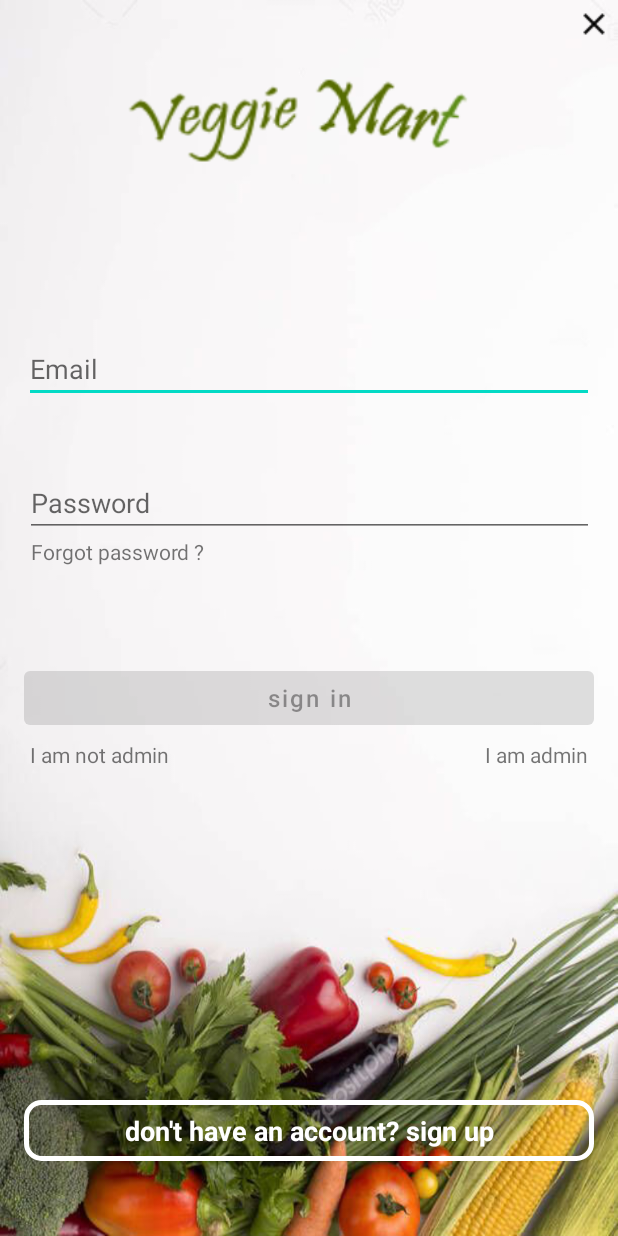
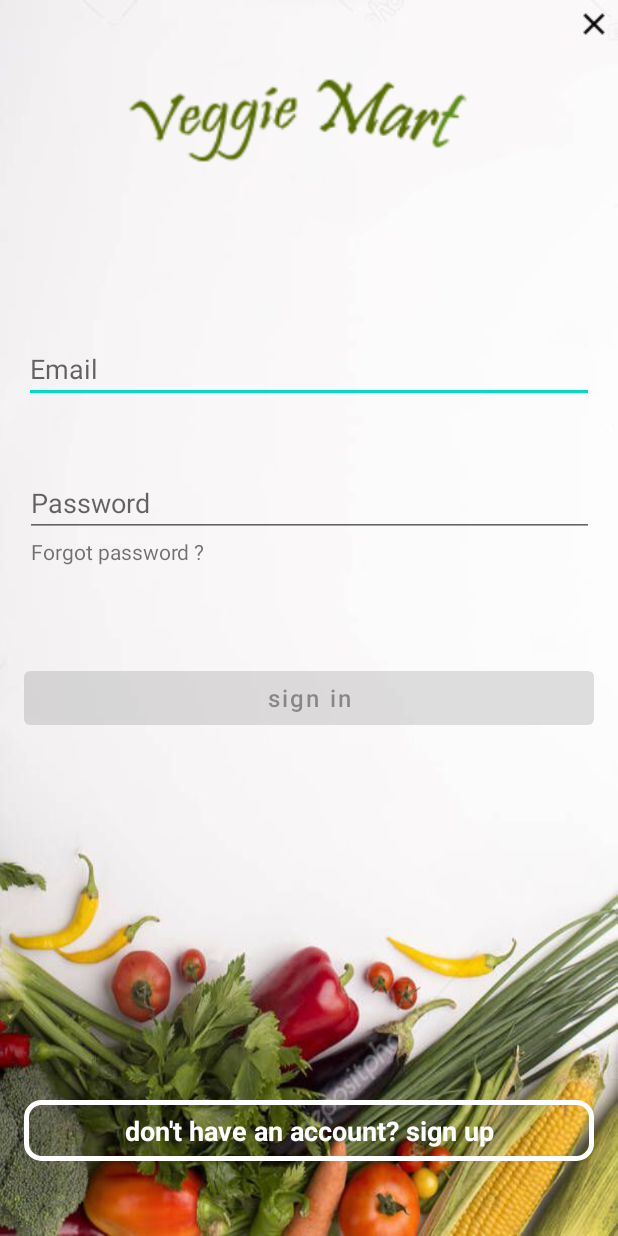
Before and after one commit to Shubhangi2/Veggie-Mart, an Android app: the screen it shows after launch (registerActivity), on a phone screen of 412 x 824 dp. Run offline under Robolectric (Android 15) with nearby library versions, the phone set to English and light mode, and no system bars; our stand-ins replace Firebase (no records; nobody signed in at launch, a user with empty details on screens opened directly).

Commit message:
bug fixing

```diff
--- a/app/src/main/java/com/example/veggiproject/sign_in_fragment.java
+++ b/app/src/main/java/com/example/veggiproject/sign_in_fragment.java
@@ -53,7 +53,6 @@
     private FirebaseAuth firebaseAuth;
     private ProgressDialog loading_bar;
 
-    private TextView admin, not_admin;
 
     // TODO: Rename parameter arguments, choose names that match
     // the fragment initialization parameters, e.g. ARG_ITEM_NUMBER
--- a/app/src/main/res/layout/fragment_sign_in_fragment.xml
+++ b/app/src/main/res/layout/fragment_sign_in_fragment.xml
@@ -109,24 +109,5 @@
             app:layout_constraintStart_toStartOf="@+id/password_sign_in"
             app:layout_constraintTop_toBottomOf="@+id/password_sign_in" />
 
-        <TextView
-            android:id="@+id/i_am_not_admin"
-            android:layout_width="wrap_content"
-            android:layout_height="wrap_content"
-            android:layout_marginTop="4dp"
-            android:text="I am not admin"
-            android:layout_marginLeft="4dp"
-            app:layout_constraintStart_toStartOf="@+id/sign_in_btn"
-            app:layout_constraintTop_toBottomOf="@+id/sign_in_btn" />
-
-        <TextView
-            android:id="@+id/i_am_admin"
-            android:layout_width="wrap_content"
-            android:layout_marginRight="4dp"
-            android:layout_height="wrap_content"
-            android:layout_marginTop="4dp"
-            android:text="I am admin"
-            app:layout_constraintEnd_toEndOf="@+id/sign_in_btn"
-            app:layout_constraintTop_toBottomOf="@+id/sign_in_btn" />
     </androidx.constraintlayout.widget.ConstraintLayout>
 </FrameLayout>
```
